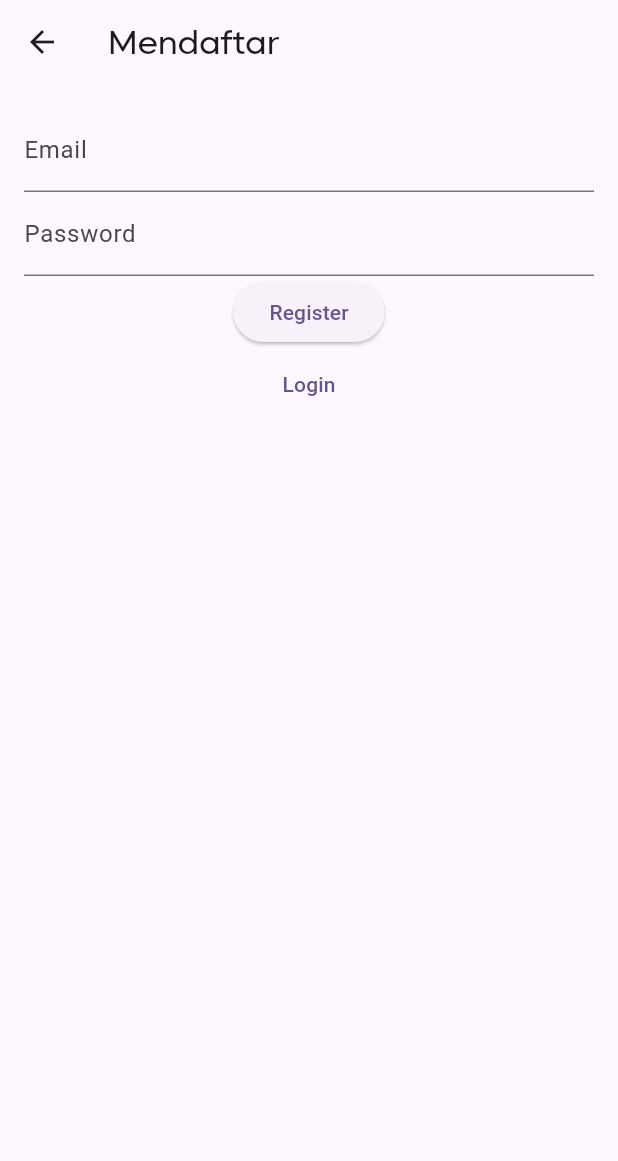
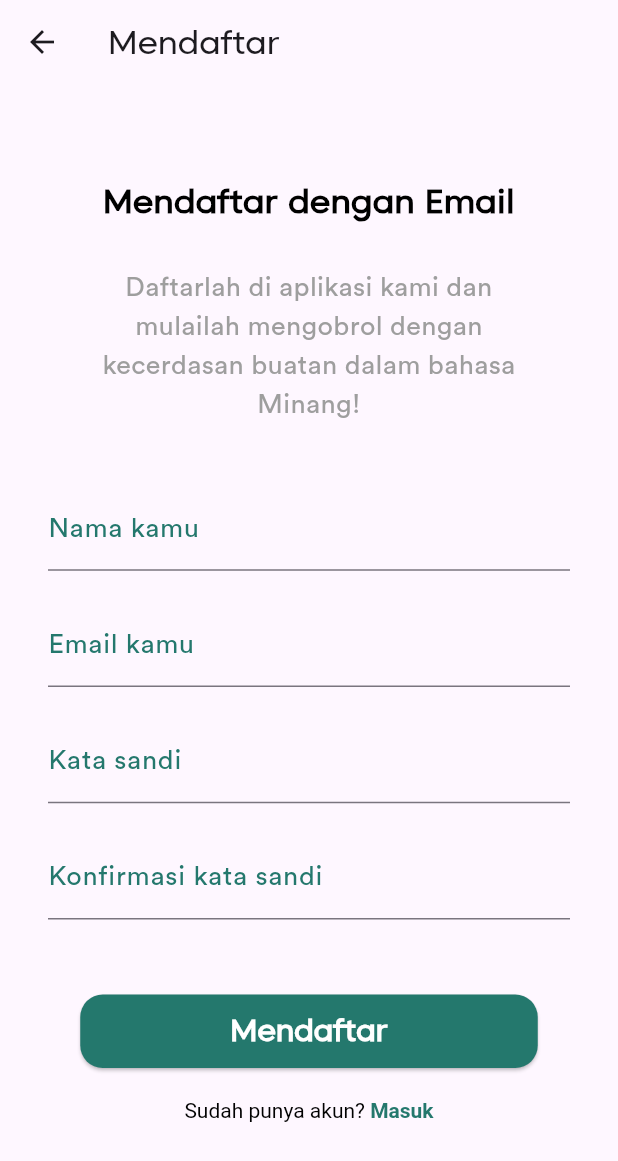
Before and after one commit to alifsuryadi/realtime_chat_app_with_ai, a Flutter app: the RegisterScreen screen opened directly, on a phone screen of 412 x 824 dp. Shown: the top 1161 px of the screen. Run offline on Flutter 3.47's test engine with Material 3 defaults, Android fonts, the phone set to English and light mode, and no system bars; our stand-ins replace cloud_firestore, firebase_auth, firebase_core; accounts and stored records are empty.

Commit message:
finish register screen

```diff
--- a/lib/screens/register_screen.dart
+++ b/lib/screens/register_screen.dart
@@ -10,9 +10,74 @@ class RegisterScreen extends StatefulWidget {
 }
 
 class _RegisterScreenState extends State<RegisterScreen> {
+  final TextEditingController _nameController = TextEditingController();
   final TextEditingController _emailController = TextEditingController();
   final TextEditingController _passwordController = TextEditingController();
+  final TextEditingController _confirmPasswordController =
+      TextEditingController();
   final AuthService _authService = AuthService();
+  String _errorMessage = '';
+
+  void _register() async {
+    setState(() {
+      _errorMessage = '';
+    });
+
+    if (_passwordController.text != _confirmPasswordController.text) {
+      setState(() {
+        _errorMessage = 'Password dan konfirmasi password tidak cocok';
+      });
+      return;
+    }
+
+    if (_nameController.text.isEmpty) {
+      setState(() {
+        _errorMessage = 'Nama tidak boleh kosong';
+      });
+      return;
+    }
+
+    if (!_validateEmail(_emailController.text)) {
+      setState(() {
+        _errorMessage = 'Format email tidak valid';
+      });
+      return;
+    }
+
+    if (!_validatePassword(_passwordController.text)) {
+      setState(() {
+        _errorMessage = 'Password harus lebih dari 6 karakter';
+      });
+      return;
+    }
+
+    bool success = await _authService.register(
+      _emailController.text,
+      _passwordController.text,
+    );
+
+    if (success) {
+      ScaffoldMessenger.of(context).showSnackBar(
+        const SnackBar(content: Text('Berhasil mendaftar!')),
+      );
+      Navigator.pop(context);
+    } else {
+      setState(() {
+        _errorMessage = 'Gagal mendaftar';
+      });
+    }
+  }
+
+  bool _validateEmail(String email) {
+    final emailRegExp = RegExp(
+      r'^[a-zA-Z0-9._]+@[a-zA-Z0-9]+\.[a-zA-Z]+',
+    );
+    return emailRegExp.hasMatch(email);
+  }
+
+  bool _validatePassword(String password) {
+    return password.length > 6;
+  }
 
   @override
   Widget build(BuildContext context) {
@@ -24,46 +89,141 @@ class _RegisterScreenState extends State<RegisterScreen> {
       )),
       body: Padding(
         padding: const EdgeInsets.all(16.0),
+        child: SingleChildScrollView(
+          padding: const EdgeInsets.all(16.0),
           child: Column(
+            mainAxisAlignment: MainAxisAlignment.center,
             children: [
+              const SizedBox(height: 20),
+              const Padding(
+                padding: EdgeInsets.all(10),
+                child: Text(
+                  "Mendaftar dengan Email",
+                  style: TextStyle(
+                    fontSize: 22,
+                    color: Colors.black,
+                    fontFamily: 'Caros',
+                    fontWeight: FontWeight.bold,
+                  ),
+                  textAlign: TextAlign.center,
+                ),
+              ),
+              const SizedBox(height: 20),
+              const Padding(
+                padding: EdgeInsets.only(left: 20, right: 20),
+                child: Text(
+                  "Daftarlah di aplikasi kami dan mulailah mengobrol dengan kecerdasan buatan dalam bahasa Minang!",
+                  style: TextStyle(
+                    fontSize: 18,
+                    color: Colors.grey,
+                    fontFamily: 'Circular-Book',
+                    fontWeight: FontWeight.w100,
+                  ),
+                  textAlign: TextAlign.center,
+                ),
+              ),
+              const SizedBox(height: 40),
+              TextField(
+                controller: _nameController,
+                decoration: const InputDecoration(
+                  labelText: 'Nama kamu',
+                  labelStyle: TextStyle(
+                      color: Color(0xFF24786D),
+                      fontFamily: 'Circular-Book',
+                      fontWeight: FontWeight.w600,
+                      fontSize: 18),
+                ),
+              ),
+              const SizedBox(height: 20),
+              if (_errorMessage.isNotEmpty)
+                Padding(
+                  padding: const EdgeInsets.all(8.0),
+                  child: Text(
+                    _errorMessage,
+                    style: const TextStyle(color: Colors.red),
+                  ),
+                ),
               TextField(
                 controller: _emailController,
-              decoration: const InputDecoration(labelText: 'Email'),
+                decoration: const InputDecoration(
+                  labelText: 'Email kamu',
+                  labelStyle: TextStyle(
+                      color: Color(0xFF24786D),
+                      fontFamily: 'Circular-Book',
+                      fontWeight: FontWeight.w600,
+                      fontSize: 18),
                 ),
+              ),
+              const SizedBox(height: 20),
               TextField(
                 controller: _passwordController,
-              decoration: const InputDecoration(labelText: 'Password'),
+                decoration: const InputDecoration(
+                  labelText: 'Kata sandi',
+                  labelStyle: TextStyle(
+                      color: Color(0xFF24786D),
+                      fontFamily: 'Circular-Book',
+                      fontWeight: FontWeight.w600,
+                      fontSize: 18),
+                ),
                 obscureText: true,
               ),
+              const SizedBox(height: 20),
+              TextField(
+                controller: _confirmPasswordController,
+                decoration: const InputDecoration(
+                  labelText: 'Konfirmasi kata sandi',
+                  labelStyle: TextStyle(
+                      color: Color(0xFF24786D),
+                      fontFamily: 'Circular-Book',
+                      fontWeight: FontWeight.w600,
+                      fontSize: 18),
+                ),
+                obscureText: true,
+              ),
+              const SizedBox(height: 50),
               ElevatedButton(
-              onPressed: () async {
-                bool success = await _authService.register(
-                  _emailController.text,
-                  _passwordController.text,
-                );
-                if (success) {
-                  ScaffoldMessenger.of(context).showSnackBar(
-                    SnackBar(content: Text('Registration successful!')),
-                  );
-                  Navigator.pop(context);
-                } else {
-                  ScaffoldMessenger.of(context).showSnackBar(
-                    SnackBar(content: Text('Registration failed.')),
-                  );
-                }
-              },
-              child: const Text('Register'),
+                onPressed: _register,
+                style: ElevatedButton.styleFrom(
+                  padding: const EdgeInsets.only(
+                      left: 100, right: 100, top: 10, bottom: 10),
+                  backgroundColor: const Color(0xFF24786D),
+                  shape: RoundedRectangleBorder(
+                    borderRadius: BorderRadius.circular(15),
                   ),
-            TextButton(
-              onPressed: () {
-                Navigator.pushReplacement(
+                ),
+                child: const Text(
+                  'Mendaftar',
+                  style: TextStyle(
+                      color: Colors.white,
+                      fontFamily: 'Caros',
+                      fontSize: 20,
+                      fontWeight: FontWeight.w600),
+                ),
+              ),
+              const SizedBox(height: 20),
+              GestureDetector(
+                onTap: () {
+                  Navigator.push(
                     context,
-                  MaterialPageRoute(builder: (context) => const LoginScreen()),
+                    MaterialPageRoute(
+                        builder: (context) => const LoginScreen()),
                   );
                 },
-              child: const Text('Login'),
+                child: RichText(
+                    text: const TextSpan(
+                        text: "Sudah punya akun? ",
+                        style: TextStyle(color: Colors.black),
+                        children: <TextSpan>[
+                      TextSpan(
+                          text: "Masuk",
+                          style: TextStyle(
+                              fontWeight: FontWeight.bold,
+                              color: Color(0xFF24786D)))
+                    ])),
               ),
+              const SizedBox(height: 10),
             ],
+          ),
         ),
       ),
     );
```
Lines whose indentation alone changed are shown as unchanged.
